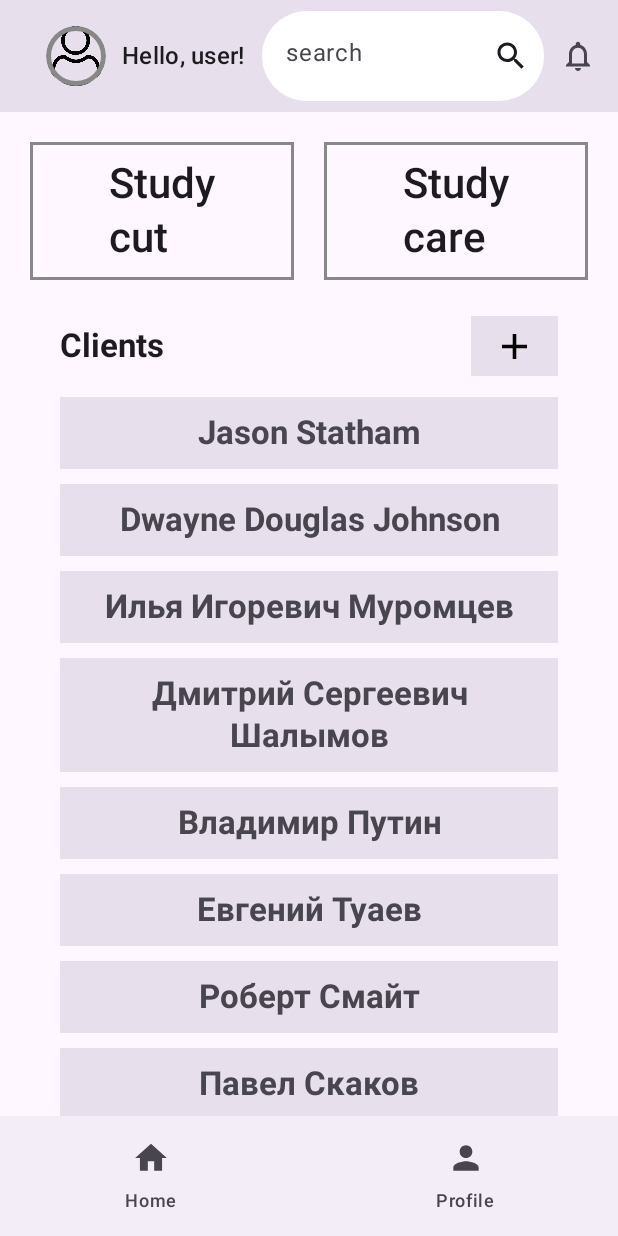
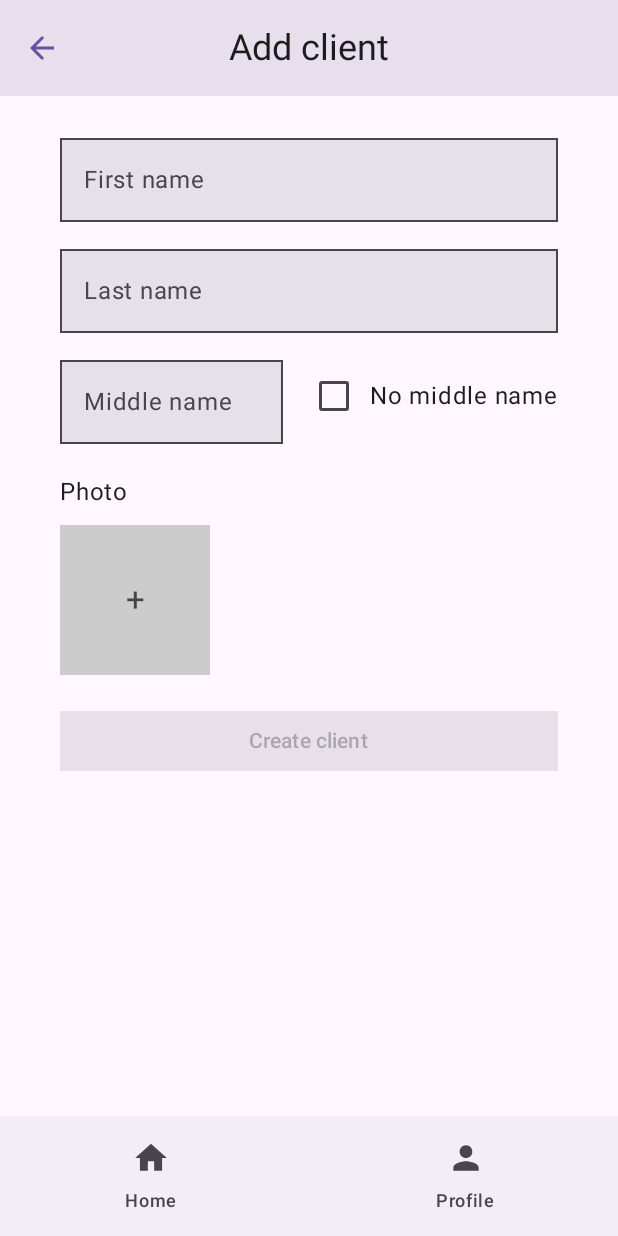
Before and after one commit to Sid0r0vich/pro-cuts, an Android app built with Jetpack Compose: the screen it shows after launch (MainActivity), after a tap on "add", on a phone screen of 412 x 824 dp. Run offline under Robolectric (Android 15) with nearby library versions, the phone set to English and light mode, and no system bars.

Commit message:
Add addCut and addClient screen

```diff
--- /dev/null
+++ b/app/src/main/java/com/sidor/procuts/data/Client.kt
@@ -0,0 +1,7 @@
+package com.sidor.procuts.data
+
+data class Client(
+    val firstName: String,
+    val lastName: String = "",
+    val middleName: String? = null
+)
--- a/app/src/main/java/com/sidor/procuts/data/StaticClientData.kt
+++ b/app/src/main/java/com/sidor/procuts/data/StaticClientData.kt
@@ -3,18 +3,16 @@ package com.sidor.procuts.data
 import com.sidor.procuts.R
 import java.text.SimpleDateFormat
 
-var defaultCliensList = listOf(
-    "Jason Statham",
-    "Dwayne Douglas Johnson",
-    "Илья Игоревич Муромцев",
-    "Дмитрий Сергеевич Шалымов",
-    "Владимир Путин",
-    "Евгений Туаев",
-    "Роберт Смайт",
-    "Павел Скаков",
-    "Client",
-    "Client",
-    "Client"
+var cliensList = mutableListOf(
+    Client(firstName = "Jason", lastName = "Statham"),
+    Client(firstName = "Dwayne", middleName =  "Douglas", lastName =  "Johnson"),
+    Client(firstName = "Илья", middleName = "Игоревич", lastName =  "Муромцев"),
+    Client(firstName = "Дмитрий", middleName = "Сергеевич", lastName = "Шалымов"),
+    Client(firstName = "Владимир", lastName = "Путин"),
+    Client(firstName = "Евгений", lastName =  "Туаев"),
+    Client(firstName = "Роберт", lastName = "Смайт"),
+    Client(firstName = "Павел", lastName = "Скаков"),
+    Client(firstName = "Client"),
 )
 
 val allCuts = mapOf(
@@ -24,16 +22,18 @@ val allCuts = mapOf(
     3 to Cut(3, "Bold", "Цель данной стрижки — полностью обнажить кожу головы, сбрив все волосы. Стрижка под 0 способствует созданию образа уверенного и сильного человека, своему обладателю придает максимум мужественности, помогает почувствовать себя увереннее и подчеркнуть индивидуальность.", R.drawable.bold)
 )
 
+var cutNamesToId = allCuts.entries.associate { (key, value) -> value.name to key }
+
 val readableDMYDateFormat = SimpleDateFormat("dd MMMM yyyy")
 var DMYDateFormat = SimpleDateFormat("dd-MM-yyyy")
 
-var cutDatesList = listOf(
+var cutDatesList: MutableList<CutDate> = mutableListOf(
     "31-12-2022",
     "31-12-2023",
     "28-11-2024",
     "31-12-2025"
 ).map { date -> DMYDateFormat.parse(date)!! }
-    .map { date -> CutDate(allCuts.toList().random().second.id, date) }
+    .map { date -> CutDate(allCuts.toList().random().second.id, date) } as MutableList<CutDate>
 
 var caresList = listOf(
     "29-12-2022",
--- /dev/null
+++ b/app/src/main/java/com/sidor/procuts/ui/RectangleTextField.kt
@@ -0,0 +1,31 @@
+package com.sidor.procuts.ui
+
+import androidx.compose.foundation.layout.fillMaxWidth
+import androidx.compose.material3.OutlinedTextField
+import androidx.compose.runtime.Composable
+import androidx.compose.ui.Modifier
+import androidx.compose.material3.Text
+import androidx.compose.material3.TextFieldDefaults
+import androidx.compose.ui.graphics.Color
+import androidx.compose.ui.graphics.RectangleShape
+
+@Composable
+fun RectangleTextField(
+    value: String,
+    onValueChange: (String) -> Unit,
+    label: String,
+    modifier: Modifier = Modifier,
+    enabled: Boolean = true,
+) {
+    OutlinedTextField(
+        value = value,
+        onValueChange = onValueChange,
+        label = { Text(label) },
+        modifier = modifier.fillMaxWidth(),
+        shape = RectangleShape,
+        enabled = enabled,
+        colors = TextFieldDefaults.colors(
+            focusedIndicatorColor = Color.Black
+        ),
+    )
+}
--- /dev/null
+++ b/app/src/main/java/com/sidor/procuts/ui/screens/AddClientScreen.kt
@@ -0,0 +1,146 @@
+package com.sidor.procuts.ui.screens
+
+
+import androidx.compose.foundation.Image
+import androidx.compose.foundation.clickable
+import androidx.compose.foundation.layout.Box
+import androidx.compose.foundation.layout.Row
+import androidx.compose.foundation.layout.fillMaxSize
+import androidx.compose.foundation.layout.fillMaxWidth
+import androidx.compose.foundation.layout.size
+import androidx.compose.material3.Button
+import androidx.compose.material3.Checkbox
+import androidx.compose.material3.ExperimentalMaterial3Api
+import androidx.compose.material3.MaterialTheme
+import androidx.compose.material3.Surface
+import androidx.compose.material3.Text
+import androidx.compose.runtime.Composable
+import androidx.compose.runtime.getValue
+import androidx.compose.runtime.mutableStateOf
+import androidx.compose.runtime.remember
+import androidx.compose.runtime.setValue
+import androidx.compose.ui.Alignment
+import androidx.compose.ui.Modifier
+import androidx.compose.ui.graphics.Color
+import androidx.compose.ui.graphics.RectangleShape
+import androidx.compose.ui.graphics.painter.Painter
+import androidx.compose.ui.res.stringResource
+import androidx.compose.ui.unit.dp
+import com.sidor.procuts.R
+import com.sidor.procuts.data.Client
+import com.sidor.procuts.ui.RectangleTextField
+import com.sidor.procuts.ui.screens.topbars.TitleTopAppBar
+
+@OptIn(ExperimentalMaterial3Api::class)
+@Composable
+fun AddClientScreen(
+    onBack: () -> Unit,
+    onAddClient: (Client) -> Unit
+) {
+    var lastName by remember { mutableStateOf("") }
+    var firstName by remember { mutableStateOf("") }
+    var middleName by remember { mutableStateOf("") }
+    var noMiddleName by remember { mutableStateOf(false) }
+
+    var photo: Painter? by remember { mutableStateOf(null) }
+
+    TopAppBarScreen(
+        topBar = {
+            TitleTopAppBar(
+                title = stringResource(R.string.add_client_tab_app_bar),
+                onBack = onBack
+            )
+        },
+    ) {
+        LazyPaddingScreen(
+            horizontalSpaceCount = 4,
+            verticalSpaceCount = 2,
+        ) {
+            item {
+                RectangleTextField(
+                    value = firstName,
+                    onValueChange = { firstName = it },
+                    label = stringResource(R.string.first_name),
+                )
+            }
+
+            item {
+                DefaultSpacer()
+                RectangleTextField(
+                    value = lastName,
+                    onValueChange = { lastName = it },
+                    label = stringResource(R.string.last_name),
+                )
+            }
+
+            item {
+                DefaultSpacer()
+                Row(verticalAlignment = Alignment.CenterVertically) {
+                    RectangleTextField(
+                        value = middleName,
+                        onValueChange = { middleName = it },
+                        label = stringResource(R.string.middle_name),
+                        modifier = Modifier.weight(1f),
+                        enabled = !noMiddleName,
+                    )
+                    DefaultSpacer()
+                    Checkbox(
+                        checked = noMiddleName,
+                        onCheckedChange = {
+                            noMiddleName = it
+                            if (it) middleName = ""
+                        },
+                    )
+                    Text(text = stringResource(R.string.no_middle_name))
+                }
+            }
+
+            item {
+                DefaultSpacer(2)
+                Text(text = stringResource(R.string.photo))
+                DefaultSpacer()
+                Box(
+                    modifier = Modifier
+                        .clickable {}
+                        .size(100.dp),
+                    contentAlignment = Alignment.Center
+                ) {
+                    if (photo != null) {
+                        Image(
+                            painter = photo!!,
+                            contentDescription = stringResource(R.string.client_photo),
+                            modifier = Modifier.fillMaxSize()
+                        )
+                    } else {
+                        Surface(
+                            color = Color.LightGray,
+                            modifier = Modifier.fillMaxSize(),
+                        ) {
+                            Box(contentAlignment = Alignment.Center) {
+                                Text("+", style = MaterialTheme.typography.titleLarge, color=Color.DarkGray)
+                            }
+                        }
+                    }
+                }
+            }
+
+            item {
+                DefaultSpacer(2)
+                Button(
+                    onClick = { onAddClient(
+                        Client(
+                            firstName = firstName,
+                            lastName = lastName,
+                            middleName = middleName
+                        )
+                    ) },
+                    modifier = Modifier.fillMaxWidth(),
+                    enabled = lastName.isNotBlank() && firstName.isNotBlank() && (noMiddleName || middleName.isNotBlank()),
+                    shape = RectangleShape
+                ) {
+                    Text(stringResource(R.string.create_client))
+                }
+            }
+        }
+    }
+}
--- a/app/src/main/java/com/sidor/procuts/ui/screens/ClientScreen.kt
+++ b/app/src/main/java/com/sidor/procuts/ui/screens/ClientScreen.kt
@@ -18,7 +18,8 @@ fun ClientScreen(
     clientName: String,
     onBack: () -> Unit,
     onVisitClick: (CutDate) -> Unit,
-    onAddCutClick: () -> Unit = {}
+    onAddCutClick: () -> Unit,
+    onAddCareClick: () -> Unit
 ) {
         TopAppBarScreen(
             topBar = {
@@ -53,7 +54,7 @@ fun ClientScreen(
                     DefaultSpacer(2)
                     TextWithPlusButton(
                         text = stringResource(R.string.cares),
-                        onClick = onAddCutClick
+                        onClick = onAddCareClick
                     )
                 }
                 caresList.forEach { date ->
--- a/app/src/main/java/com/sidor/procuts/ui/screens/HomeScreen.kt
+++ b/app/src/main/java/com/sidor/procuts/ui/screens/HomeScreen.kt
@@ -7,18 +7,18 @@ import androidx.compose.foundation.layout.fillMaxWidth
 import androidx.compose.foundation.layout.height
 import androidx.compose.foundation.layout.padding
 import androidx.compose.foundation.layout.width
-import androidx.compose.material3.MaterialTheme
-import androidx.compose.material3.Text
 import androidx.compose.runtime.Composable
 import androidx.compose.runtime.collectAsState
 import androidx.compose.ui.Modifier
 import androidx.compose.ui.res.stringResource
-import androidx.compose.ui.text.font.FontWeight
 import androidx.lifecycle.viewmodel.compose.viewModel
 import com.sidor.procuts.R
+import com.sidor.procuts.data.Client
 import com.sidor.procuts.data.Cut
 import com.sidor.procuts.data.CutDate
-import com.sidor.procuts.data.defaultCliensList
+import com.sidor.procuts.data.cliensList
+import com.sidor.procuts.ui.CareForm
+import com.sidor.procuts.ui.CutForm
 import com.sidor.procuts.ui.TextWithPlusButton
 import com.sidor.procuts.ui.screens.items.ClientItem
 import com.sidor.procuts.ui.LocalGridPadding
@@ -40,7 +40,8 @@ fun HomeRoute(
             onClientClick = { clientName: String ->
                 viewModel.setClientName(clientName)
                 viewModel.navigateClient()
-            }
+            },
+            onAddClientClick = { viewModel.navigateAddClient() }
         )
         HomeScreenType.Client -> ClientScreen(
             clientName = uiState.clientName ?: stringResource(R.string.default_client_name),
@@ -48,6 +49,32 @@ fun HomeRoute(
             onVisitClick = { cutDate: CutDate ->
                 viewModel.setVisit(cutDate)
                 viewModel.navigateVisit()
+            },
+            onAddCutClick = {
+                viewModel.navigateAddCut()
+            },
+            onAddCareClick = {
+                viewModel.navigateAddCare()
+            }
+        )
+        HomeScreenType.AddClient -> AddClientScreen(
+            onBack = { viewModel.navigateHome() },
+            onAddClient = {
+                client: Client -> viewModel.addClient(client)
+                viewModel.navigateHome()
+            }
+        )
+        HomeScreenType.AddCut -> AddCutScreen(
+            onBack = { viewModel.navigateClient() },
+            onAddCut = { cutForm: CutForm ->
+                viewModel.addCut(cutForm)
+                viewModel.navigateClient()
+            }
+        )
+        HomeScreenType.AddCare -> AddCareScreen(
+            onBack = { viewModel.navigateClient() },
+            onAddCare = { careForm: CareForm ->
+                // TODO
             }
         )
         HomeScreenType.Visit -> VisitScreen(
@@ -69,7 +96,7 @@ fun HomeRoute(
 fun HomeScreen(
     modifier: Modifier = Modifier,
     onClientClick: (String) -> Unit,
-    onAddClientClick: () -> Unit = {}
+    onAddClientClick: () -> Unit
 ) {
     TopAppBarScreen(
         topBar = { UserTopAppBar() },
@@ -100,13 +127,14 @@ fun HomeScreen(
                 )
             }
 
-            defaultCliensList.map { client ->
+            cliensList.map { client ->
+                val clientName: String = "${client.firstName} ${client.middleName ?: ""} ${client.lastName}"
                 item {
                     Spacer(modifier = Modifier.height(LocalGridPadding.current * 1))
                     ClientItem(
                         modifier = Modifier.padding(horizontal = LocalGridPadding.current * 2),
-                        name = client,
-                        onClick = { onClientClick(client) }
+                        name = clientName,
+                        onClick = { onClientClick(clientName) }
                     )
                 }
             }
--- a/app/src/main/java/com/sidor/procuts/ui/viewmodels/HomeViewModel.kt
+++ b/app/src/main/java/com/sidor/procuts/ui/viewmodels/HomeViewModel.kt
@@ -1,16 +1,25 @@
 package com.sidor.procuts.ui.viewmodels
 
 import androidx.lifecycle.ViewModel
+import com.sidor.procuts.data.Client
 import com.sidor.procuts.data.Cut
 import com.sidor.procuts.data.CutDate
+import com.sidor.procuts.data.allCuts
+import com.sidor.procuts.data.cliensList
+import com.sidor.procuts.data.cutDatesList
+import com.sidor.procuts.data.cutNamesToId
+import com.sidor.procuts.ui.CutForm
 import kotlinx.coroutines.flow.MutableStateFlow
 import kotlinx.coroutines.flow.StateFlow
 
 enum class HomeScreenType {
     Home,
     Client,
+    AddClient,
+    Cut,
+    AddCut,
+    AddCare,
     Visit,
-    Cut
 }
 
 open class HomeViewModel : ViewModel() {
@@ -36,20 +45,29 @@ open class HomeViewModel : ViewModel() {
         _uiState.value = _uiState.value.copy(cut = cut)
     }
 
-    fun navigateHome() {
-        _uiState.value = _uiState.value.copy(screenType = HomeScreenType.Home)
+    fun navigate(screenType: HomeScreenType) {
+        _uiState.value = _uiState.value.copy(screenType = screenType)
     }
 
-    fun navigateClient() {
-        _uiState.value = _uiState.value.copy(screenType = HomeScreenType.Client)
+    fun navigateHome() = navigate(HomeScreenType.Home)
+    fun navigateClient() = navigate(HomeScreenType.Client)
+    fun navigateAddClient() = navigate(HomeScreenType.AddClient)
+    fun navigateVisit() = navigate(HomeScreenType.Visit)
+    fun navigateCut() = navigate(HomeScreenType.Cut)
+    fun navigateAddCut() = navigate(HomeScreenType.AddCut)
+    fun navigateAddCare() = navigate(HomeScreenType.AddCare)
+
+    fun addClient(client: Client) {
+        cliensList.add(client)
     }
 
-    fun navigateVisit() {
-        _uiState.value = _uiState.value.copy(screenType = HomeScreenType.Visit)
-    }
+    fun addCut(cutForm: CutForm): Boolean {
+        cutNamesToId[cutForm.name]?.let { cutId ->
+            cutDatesList.add(CutDate(cutId = cutId, date = cutForm.date))
+            return true
+        }
 
-    fun navigateCut() {
-        _uiState.value = _uiState.value.copy(screenType = HomeScreenType.Cut)
+        return false
     }
 
     companion object {
--- a/app/src/main/res/values/strings.xml
+++ b/app/src/main/res/values/strings.xml
@@ -23,4 +23,21 @@
     <string name="visit_tab_app_bar">Visit</string>
     <string name="cut_card">Cut card</string>
     <string name="add_button">add</string>
+    <string name="add_client_tab_app_bar">Add client</string>
+    <string name="first_name">First name</string>
+    <string name="last_name">Last name</string>
+    <string name="middle_name">Middle name</string>
+    <string name="no_middle_name">No middle name</string>
+    <string name="photo">Photo</string>
+    <string name="client_photo">Client photo</string>
+    <string name="create_client">Create client</string>
+    <string name="add_haircut_tab_app_bar">Add cut</string>
+    <string name="haircut_name">Cut name</string>
+    <string name="date">Date</string>
+    <string name="create_haircut">Create cut</string>
+    <string name="select_date">Select date</string>
+    <string name="ok">Ok</string>
+    <string name="cancel">Cancel</string>
+    <string name="add_care_tab_app_bar">Add care</string>
+    <string name="select_cut">Select cut</string>
 </resources>
```
Also changed, not shown: app/src/main/java/com/sidor/procuts/ui/CareForm.kt (added, +7 -0 lines), app/src/main/java/com/sidor/procuts/ui/CutForm.kt (added, +8 -0 lines), app/src/main/java/com/sidor/procuts/ui/DatePicker.kt (added, +113 -0 lines), app/src/main/java/com/sidor/procuts/ui/screens/AddCareScreen.kt (added, +31 -0 lines), app/src/main/java/com/sidor/procuts/ui/screens/AddCutScreen.kt (added, +110 -0 lines).
